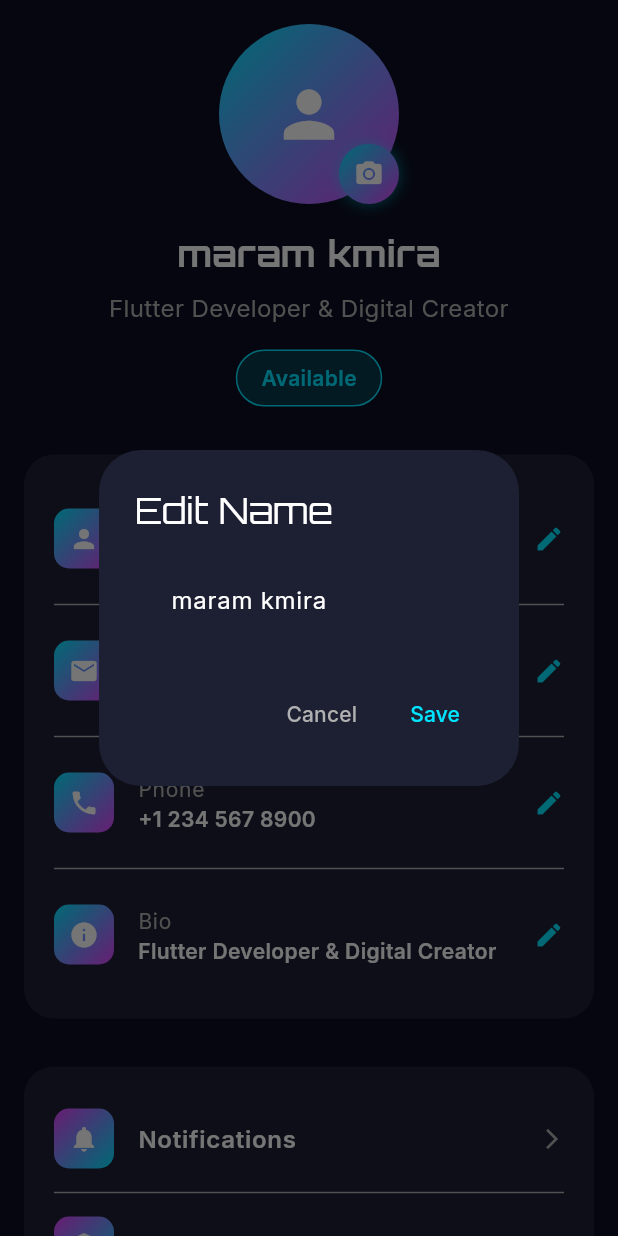
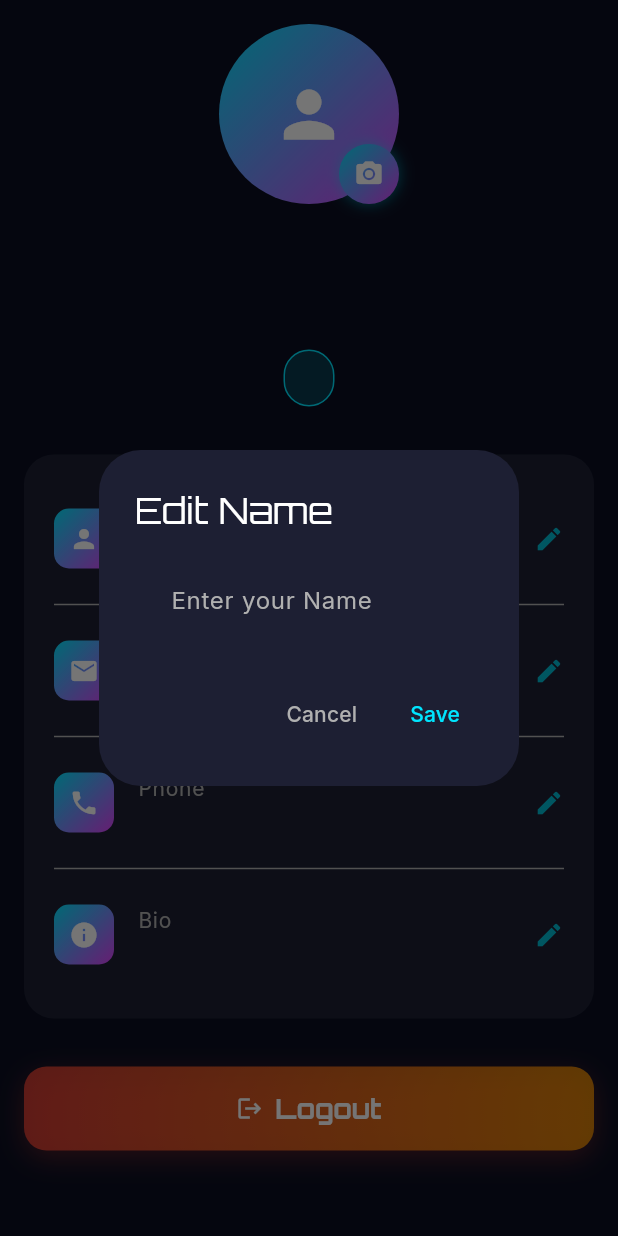
Before and after one commit to maramKm/app-chat, a Flutter app: the ProfileScreen widget shown alone on an empty page, opened directly, after a tap on "Name", on a phone screen of 412 x 824 dp. Run offline on Flutter 3.47's test engine with Material 3 defaults, Android fonts, the phone set to English and light mode, and no system bars; our stand-ins replace cloud_firestore, firebase_auth, firebase_core, firebase_storage, google_fonts, image_picker; accounts and stored records are empty; network calls fail.

Commit message:
gestion de profil

```diff
--- a/lib/screens/profile_screen.dart
+++ b/lib/screens/profile_screen.dart
@@ -1,7 +1,11 @@
+import 'dart:io';
 import 'package:flutter/material.dart';
 import 'package:app_chat/theme/app_theme.dart';
 import 'package:google_fonts/google_fonts.dart';
 import 'package:image_picker/image_picker.dart';
+import 'package:firebase_auth/firebase_auth.dart';
+import 'package:cloud_firestore/cloud_firestore.dart';
+import 'package:firebase_storage/firebase_storage.dart';
 import 'package:app_chat/services/auth_service.dart';
 
 class ProfileScreen extends StatefulWidget {
@@ -13,18 +17,71 @@ class ProfileScreen extends StatefulWidget {
 
 class _ProfileScreenState extends State<ProfileScreen> {
   final ImagePicker _imagePicker = ImagePicker();
+  final FirebaseAuth _auth = FirebaseAuth.instance;
+  final FirebaseFirestore _firestore = FirebaseFirestore.instance;
+  final FirebaseStorage _storage = FirebaseStorage.instance;
+  final AuthService _authService = AuthService();
+
   String profileImage = '';
+  Map<String, dynamic> userProfile = {};
 
-  Map<String, String> userProfile = {
-    'name': 'maram kmira',
-    'email': 'maram @email.com',
-    'phone': '+1 234 567 8900',
-    'bio': 'Flutter Developer & Digital Creator',
-    'status': 'Available',
-  };
+  @override
+  void initState() {
+    super.initState();
+    _loadUserProfile();
+  }
+
+  Future<void> _loadUserProfile() async {
+    final user = _auth.currentUser;
+    if (user == null) return;
+
+    final doc = await _firestore.collection('users').doc(user.uid).get();
+    if (doc.exists) {
+      setState(() {
+        userProfile = doc.data()!;
+        profileImage = userProfile['profileImage'] ?? '';
+      });
+    }
+  }
+
+  Future<void> _updateUserProfile(Map<String, dynamic> data) async {
+    final user = _auth.currentUser;
+    if (user == null) return;
+
+    await _firestore.collection('users').doc(user.uid).update(data);
+    setState(() => userProfile.addAll(data));
+  }
+
+  Future<void> _pickProfileImage() async {
+    final XFile? image = await _imagePicker.pickImage(
+      source: ImageSource.gallery,
+      imageQuality: 80,
+    );
+
+    if (image != null) {
+      final user = _auth.currentUser;
+      if (user == null) return;
+
+      final ref = _storage.ref().child('profile_images/${user.uid}.jpg');
+      await ref.putFile(File(image.path));
+      final imageUrl = await ref.getDownloadURL();
+
+      await _updateUserProfile({'profileImage': imageUrl});
+      setState(() => profileImage = imageUrl);
+    }
+  }
 
   @override
   Widget build(BuildContext context) {
+    if (_auth.currentUser == null) {
+      return Center(
+        child: Text(
+          'No user logged in',
+          style: GoogleFonts.orbitron(color: Colors.white),
+        ),
+      );
+    }
+
     return Container(
       color: AppTheme.darkBackground,
       child: SingleChildScrollView(
@@ -33,13 +90,8 @@ class _ProfileScreenState extends State<ProfileScreen> {
           children: [
             _buildProfileHeader(),
             const SizedBox(height: 32),
-
             _buildProfileInfo(),
             const SizedBox(height: 32),
-
-            _buildSettingsSections(),
-            const SizedBox(height: 32),
-
             _buildLogoutButton(),
           ],
         ),
@@ -61,19 +113,15 @@ class _ProfileScreenState extends State<ProfileScreen> {
                 gradient: profileImage.isEmpty
                     ? AppTheme.primaryGradient
                     : null,
-                image: profileImage.isEmpty
-                    ? null
-                    : DecorationImage(
+                image: profileImage.isNotEmpty
+                    ? DecorationImage(
                   image: NetworkImage(profileImage),
                   fit: BoxFit.cover,
-                ),
+                )
+                    : null,
               ),
               child: profileImage.isEmpty
-                  ? Icon(
-                Icons.person,
-                size: 50,
-                color: Colors.white,
-              )
+                  ? const Icon(Icons.person, size: 50, color: Colors.white)
                   : null,
             ),
             Container(
@@ -99,7 +147,7 @@ class _ProfileScreenState extends State<ProfileScreen> {
         ),
         const SizedBox(height: 16),
         Text(
-          userProfile['name']!,
+          userProfile['name'] ?? '',
           style: GoogleFonts.orbitron(
             fontSize: 24,
             fontWeight: FontWeight.bold,
@@ -108,7 +156,7 @@ class _ProfileScreenState extends State<ProfileScreen> {
         ),
         const SizedBox(height: 8),
         Text(
-          userProfile['bio']!,
+          userProfile['bio'] ?? 'No bio available',
           style: GoogleFonts.inter(
             color: AppTheme.textSecondary,
             fontSize: 16,
@@ -124,7 +172,7 @@ class _ProfileScreenState extends State<ProfileScreen> {
             border: Border.all(color: AppTheme.primaryCyan),
           ),
           child: Text(
-            userProfile['status']!,
+            userProfile['status'] ?? 'Available',
             style: GoogleFonts.inter(
               color: AppTheme.primaryCyan,
               fontWeight: FontWeight.w600,
@@ -147,28 +195,28 @@ class _ProfileScreenState extends State<ProfileScreen> {
           _buildInfoItem(
             icon: Icons.person,
             title: 'Name',
-            value: userProfile['name']!,
+            value: userProfile['name'] ?? '',
             onTap: () => _editField('Name', 'name'),
           ),
           const Divider(color: AppTheme.textSecondary),
           _buildInfoItem(
             icon: Icons.email,
             title: 'Email',
-            value: userProfile['email']!,
+            value: userProfile['email'] ?? '',
             onTap: () => _editField('Email', 'email'),
           ),
           const Divider(color: AppTheme.textSecondary),
           _buildInfoItem(
             icon: Icons.phone,
             title: 'Phone',
-            value: userProfile['phone']!,
+            value: userProfile['phone'] ?? '',
             onTap: () => _editField('Phone', 'phone'),
           ),
           const Divider(color: AppTheme.textSecondary),
           _buildInfoItem(
             icon: Icons.info,
             title: 'Bio',
-            value: userProfile['bio']!,
+            value: userProfile['bio'] ?? '',
             onTap: () => _editField('Bio', 'bio'),
           ),
         ],
@@ -207,100 +255,53 @@ class _ProfileScreenState extends State<ProfileScreen> {
           fontWeight: FontWeight.w600,
         ),
       ),
-      trailing: Icon(
-        Icons.edit,
-        color: AppTheme.primaryCyan,
-        size: 20,
-      ),
+      trailing: const Icon(Icons.edit, color: Colors.cyan, size: 20),
       onTap: onTap,
     );
   }
 
-  Widget _buildSettingsSections() {
-    return Container(
-      padding: const EdgeInsets.all(20),
-      decoration: BoxDecoration(
-        color: AppTheme.cardDark,
-        borderRadius: BorderRadius.circular(20),
-      ),
-      child: Column(
-        children: [
-          _buildSettingItem(
-            icon: Icons.notifications,
-            title: 'Notifications',
-            onTap: () {},
+  void _editField(String fieldName, String fieldKey) {
+    final controller = TextEditingController(text: userProfile[fieldKey] ?? '');
+    showDialog(
+      context: context,
+      builder: (context) => AlertDialog(
+        backgroundColor: AppTheme.cardDark,
+        title: Text('Edit $fieldName', style: GoogleFonts.orbitron(color: Colors.white)),
+        content: TextField(
+          controller: controller,
+          style: const TextStyle(color: Colors.white),
+          decoration: InputDecoration(
+            hintText: 'Enter your $fieldName',
+            hintStyle: TextStyle(color: AppTheme.textSecondary),
           ),
-          const Divider(color: AppTheme.textSecondary),
-          _buildSettingItem(
-            icon: Icons.security,
-            title: 'Privacy & Security',
-            onTap: () {},
+        ),
+        actions: [
+          TextButton(
+            onPressed: () => Navigator.pop(context),
+            child: Text('Cancel', style: GoogleFonts.inter(color: AppTheme.textSecondary)),
           ),
-          const Divider(color: AppTheme.textSecondary),
-          _buildSettingItem(
-            icon: Icons.chat,
-            title: 'Chat Settings',
-            onTap: () {},
-          ),
-          const Divider(color: AppTheme.textSecondary),
-          _buildSettingItem(
-            icon: Icons.storage,
-            title: 'Data & Storage',
-            onTap: () {},
-          ),
-          const Divider(color: AppTheme.textSecondary),
-          _buildSettingItem(
-            icon: Icons.help,
-            title: 'Help & Support',
-            onTap: () {},
+          TextButton(
+            onPressed: () async {
+              Navigator.pop(context);
+              await _updateUserProfile({fieldKey: controller.text});
+            },
+            child: Text('Save', style: GoogleFonts.inter(color: AppTheme.primaryCyan)),
           ),
         ],
       ),
     );
   }
 
-  Widget _buildSettingItem({
-    required IconData icon,
-    required String title,
-    required VoidCallback onTap,
-  }) {
-    return ListTile(
-      contentPadding: EdgeInsets.zero,
-      leading: Container(
-        width: 40,
-        height: 40,
-        decoration: BoxDecoration(
-          gradient: AppTheme.secondaryGradient,
-          borderRadius: BorderRadius.circular(10),
-        ),
-        child: Icon(icon, color: Colors.white, size: 20),
-      ),
-      title: Text(
-        title,
-        style: GoogleFonts.inter(
-          color: Colors.white,
-          fontWeight: FontWeight.w600,
-        ),
-      ),
-      trailing: Icon(
-        Icons.arrow_forward_ios,
-        color: AppTheme.textSecondary,
-        size: 16,
-      ),
-      onTap: onTap,
-    );
-  }
+  Widget _buildLogoutButton() {
+    final user = _auth.currentUser;
+    if (user == null) return const SizedBox.shrink();
 
-  Widget _buildLogoutButton() {
     return Container(
       width: double.infinity,
       height: 56,
       decoration: BoxDecoration(
         gradient: LinearGradient(
-          colors: [
-            Colors.red.withOpacity(0.8),
-            Colors.orange.withOpacity(0.8),
-          ],
+          colors: [Colors.red.withOpacity(0.8), Colors.orange.withOpacity(0.8)],
         ),
         borderRadius: BorderRadius.circular(15),
         boxShadow: [
@@ -332,94 +333,27 @@ class _ProfileScreenState extends State<ProfileScreen> {
     );
   }
 
-  Future<void> _pickProfileImage() async {
-    final XFile? image = await _imagePicker.pickImage(
-      source: ImageSource.gallery,
-      imageQuality: 80,
-    );
-    if (image != null) {
-      setState(() {
-        profileImage = image.path;
-      });
-    }
-  }
-
-  void _editField(String fieldName, String fieldKey) {
-    showDialog(
-      context: context,
-      builder: (context) => AlertDialog(
-        backgroundColor: AppTheme.cardDark,
-        title: Text(
-          'Edit $fieldName',
-          style: GoogleFonts.orbitron(
-            color: Colors.white,
-          ),
-        ),
-        content: TextField(
-          controller: TextEditingController(text: userProfile[fieldKey]),
-          style: const TextStyle(color: Colors.white),
-          decoration: InputDecoration(
-            hintText: 'Enter your $fieldName',
-            hintStyle: TextStyle(color: AppTheme.textSecondary),
-          ),
-        ),
-        actions: [
-          TextButton(
-            onPressed: () => Navigator.pop(context),
-            child: Text(
-              'Cancel',
-              style: GoogleFonts.inter(color: AppTheme.textSecondary),
-            ),
-          ),
-          TextButton(
-            onPressed: () {
-              Navigator.pop(context);
-            },
-            child: Text(
-              'Save',
-              style: GoogleFonts.inter(color: AppTheme.primaryCyan),
-            ),
-          ),
-        ],
-      ),
-    );
-  }
-
   void _confirmLogout() {
     showDialog(
       context: context,
       builder: (context) => AlertDialog(
         backgroundColor: AppTheme.cardDark,
-        title: Text(
-          'Logout',
-          style: GoogleFonts.orbitron(
-            color: Colors.white,
-          ),
-        ),
+        title: Text('Logout', style: GoogleFonts.orbitron(color: Colors.white)),
         content: Text(
           'Are you sure you want to logout?',
-          style: GoogleFonts.inter(
-            color: AppTheme.textSecondary,
-          ),
+          style: GoogleFonts.inter(color: AppTheme.textSecondary),
         ),
         actions: [
           TextButton(
             onPressed: () => Navigator.pop(context),
-            child: Text(
-              'Cancel',
-              style: GoogleFonts.inter(color: AppTheme.textSecondary),
-            ),
+            child: Text('Cancel', style: GoogleFonts.inter(color: AppTheme.textSecondary)),
           ),
           TextButton(
-            onPressed: () async{
+            onPressed: () async {
               Navigator.pop(context);
-              final AuthService authService = AuthService();
-              await authService.signOut();
+              await _authService.signOut();
             },
-            child: Text(
-              'Logout',
-              style: GoogleFonts.inter(color: Colors.red),
-            ),
+            child: Text('Logout', style: GoogleFonts.inter(color: Colors.red)),
           ),
         ],
       ),
--- /dev/null
+++ b/lib/services/profile_service.dart
@@ -0,0 +1,26 @@
+import 'dart:io';
+import 'package:cloud_firestore/cloud_firestore.dart';
+import 'package:firebase_storage/firebase_storage.dart';
+import 'package:firebase_auth/firebase_auth.dart';
+
+class ProfileService {
+  final FirebaseFirestore _firestore = FirebaseFirestore.instance;
+  final FirebaseStorage _storage = FirebaseStorage.instance;
+  final FirebaseAuth _auth = FirebaseAuth.instance;
+
+  String get uid => _auth.currentUser!.uid;
+
+  Stream<Map<String, dynamic>?> get userProfileStream {
+    return _firestore.collection('users').doc(uid).snapshots().map((s) => s.data());
+  }
+
+  Future<void> updateUserProfile(Map<String, dynamic> data) async {
+    await _firestore.collection('users').doc(uid).update(data);
+  }
+
+  Future<String> uploadProfileImage(File imageFile) async {
+    final ref = _storage.ref().child('profile_images/$uid.jpg');
+    await ref.putFile(imageFile);
+    return await ref.getDownloadURL();
+  }
+}
```
